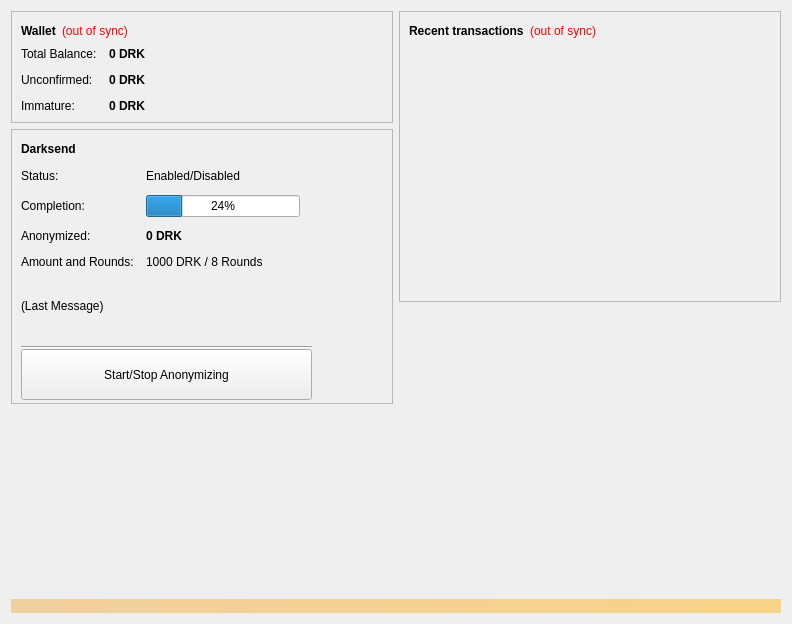
Old version of the form src/qt/forms/overviewpage.ui in the repository NarubyRiverlione/Spice.
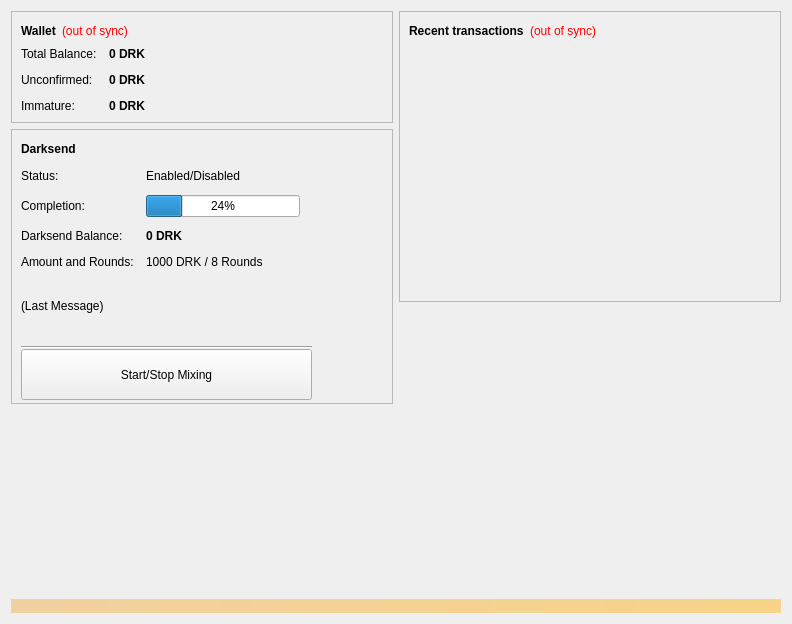
New version of the form.

Patch:
```diff
--- a/src/qt/forms/overviewpage.ui
+++ b/src/qt/forms/overviewpage.ui
@@ -246,7 +246,7 @@
            <item row="2" column="0">
             <widget class="QLabel" name="labelAnonymizedText">
              <property name="text">
-              <string>Anonymized:</string>
+              <string>Darksend Balance:</string>
              </property>
             </widget>
            </item>
@@ -745,7 +745,7 @@
            </rect>
           </property>
           <property name="text">
-           <string>Start/Stop Anonymizing</string>
+           <string>Start/Stop Mixing</string>
           </property>
          </widget>
          <widget class="Line" name="line">
```
